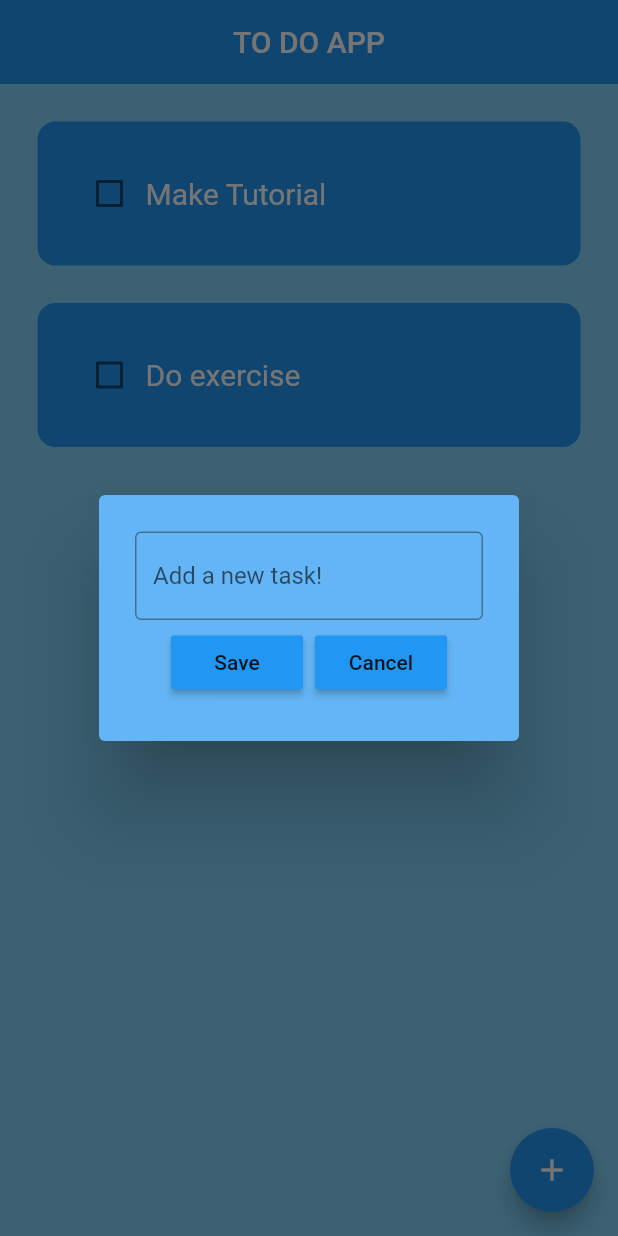
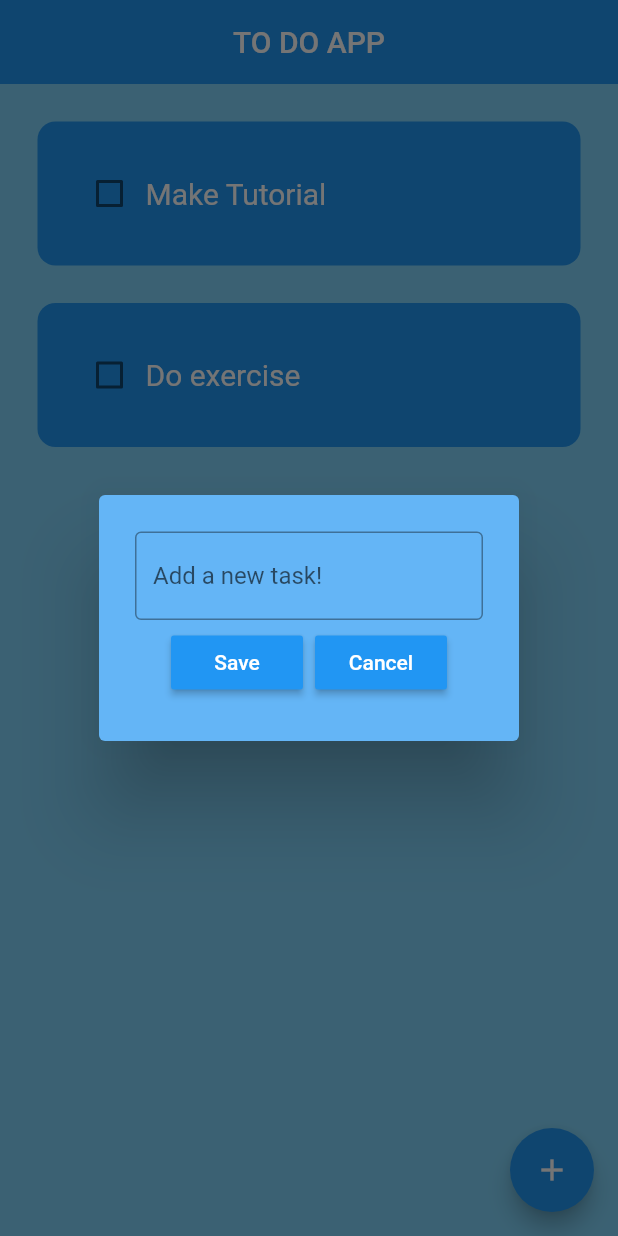
Before and after one commit to dignacio0815/to_do_list_flutter, a Flutter app: the screen it shows after launch, after a tap on the "add" icon, on a phone screen of 412 x 824 dp. Run offline on Flutter 3.47's test engine with Material 2 defaults, Android fonts, the phone set to English and light mode, and no system bars; drawn by our look-alikes of flutter_slidable; our stand-ins replace hive_flutter; accounts and stored records are empty.

Commit message:
Change alert dialog buttons text color to white

```diff
--- a/lib/util/my_button.dart
+++ b/lib/util/my_button.dart
@@ -15,7 +15,12 @@ class MyButton extends StatelessWidget {
     return MaterialButton(
       onPressed: onPressed,
       color: Theme.of(context).primaryColor,
-      child: Text(text),
+      child: Text(
+        text,
+        style: TextStyle(
+          color: Colors.white,
+        ),
+      ),
     );
   }
 }
```
